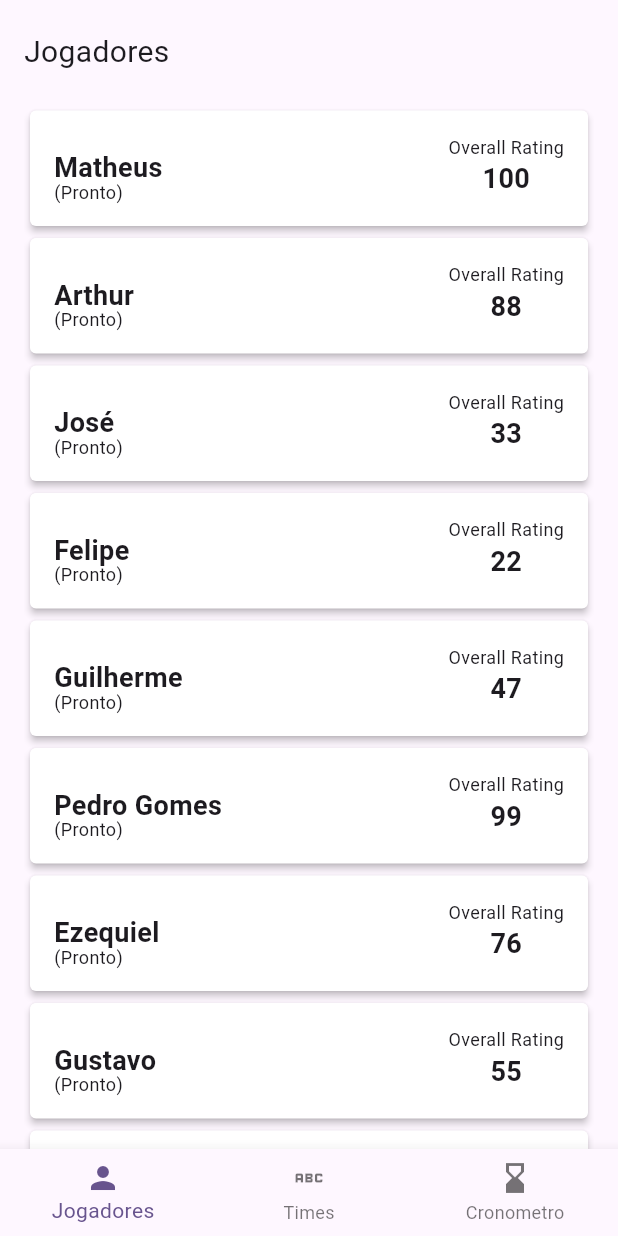
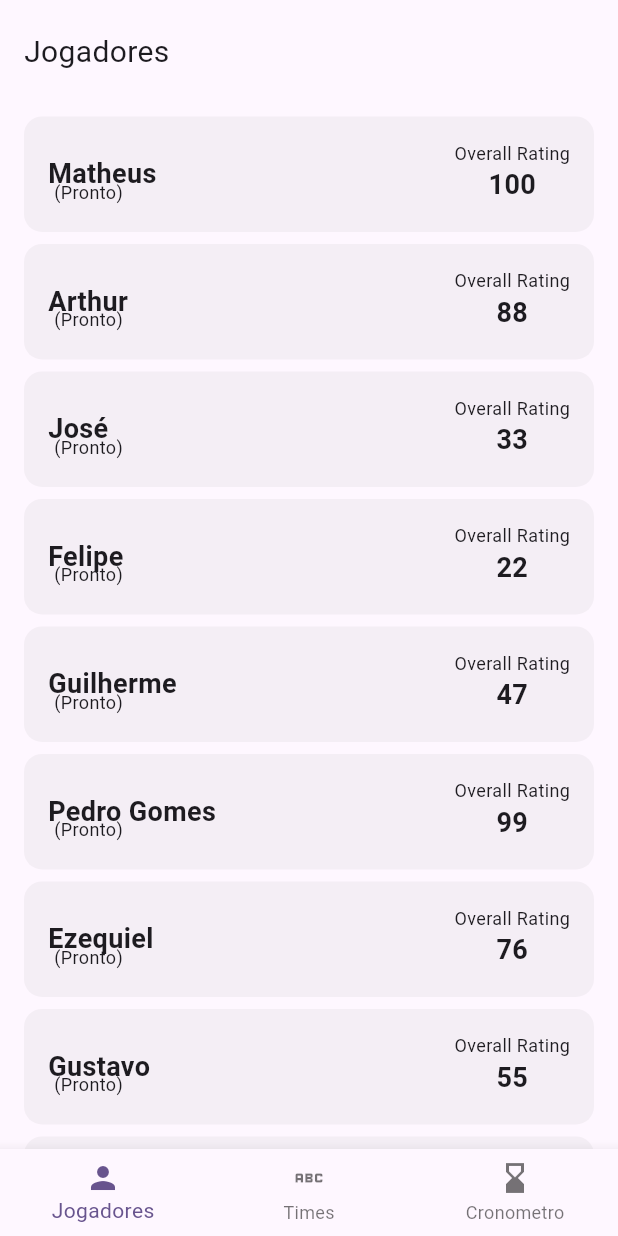
Before and after one commit to Felcks/team_draw, a Flutter app: the GameHomePage screen opened directly with sample values from the repository, on a phone screen of 412 x 824 dp. Run offline on Flutter 3.47's test engine with Material 2 defaults, Android fonts, the phone set to English and light mode, and no system bars; network calls fail.

Commit message:
New player Widget visual

```diff
--- a/lib/modules/game/presentation/group_home/new_player_widget.dart
+++ b/lib/modules/game/presentation/group_home/new_player_widget.dart
@@ -9,10 +9,16 @@ class NewPlayerWidget extends StatelessWidget {
 
   @override
   Widget build(BuildContext context) {
-    return Card(
-      color: Colors.white,
-      elevation: 2,
-      shape: RoundedRectangleBorder(borderRadius: BorderRadius.all(Radius.circular(4))),
+    return Padding(
+      padding: EdgeInsets.only(top: 8),
+      child: Container(
+        decoration: BoxDecoration(
+          borderRadius: new BorderRadius.all(
+            Radius.circular(12)
+          ),
+          shape: BoxShape.rectangle,
+          color: Colors.grey.withOpacity(0.1),
+        ),
         child: Padding(
           padding: EdgeInsets.all(16),
           child: Row(
@@ -34,6 +40,7 @@ class NewPlayerWidget extends StatelessWidget {
             ],
           ),
         ),
+      ),
     );
   }
 }
```
Lines whose indentation alone changed are shown as unchanged.
